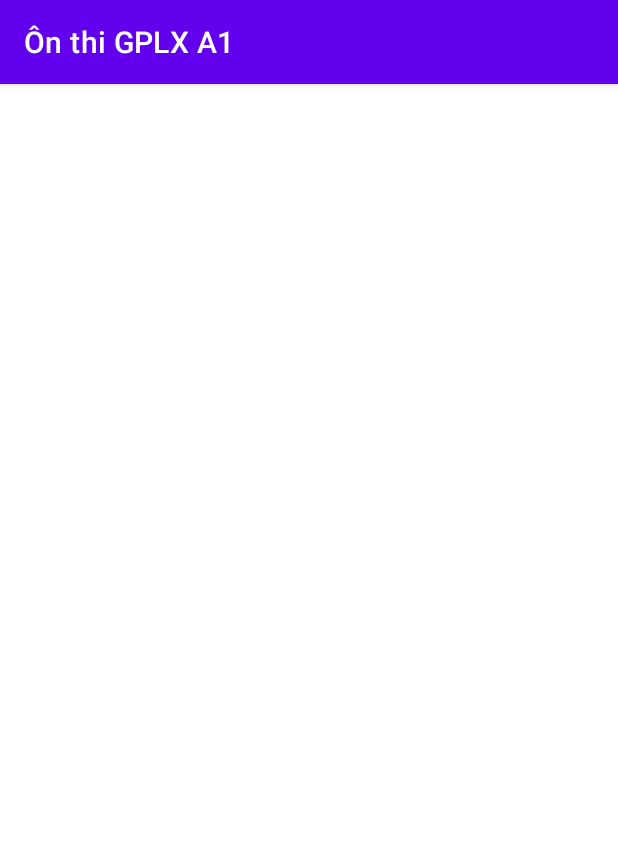
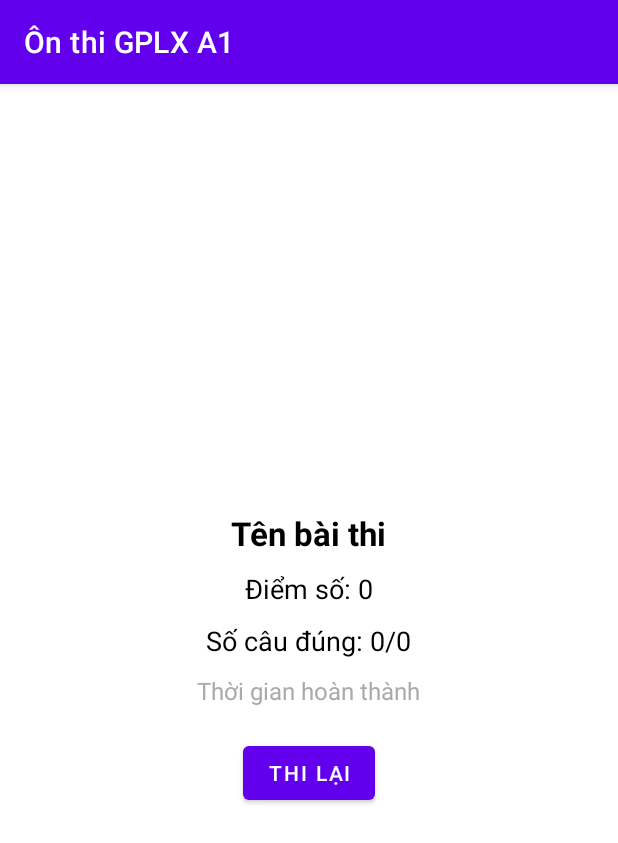
Before and after one commit to Chucky178/BTL_AndroidNC, an Android app: the ExamDetailActivity screen opened directly, with no data from a screen before it, after a tap on "KẾT THÚC", on a phone screen of 412 x 824 dp. Shown: the top 843 px of the screen. Run offline under Robolectric (Android 15) with nearby library versions, the phone set to English and light mode, and no system bars; our stand-ins replace Firebase (no records; nobody signed in at launch, a user with empty details on screens opened directly), Room's generated code.

Commit message:
thêm lưu kết quả bài thi vào database local

```diff
--- /dev/null
+++ b/app/src/main/java/com/example/btl1/Repostories/ResultRepository.java
@@ -0,0 +1,49 @@
+package com.example.btl1.Repostories;
+
+import android.app.Application;
+import android.os.AsyncTask;
+
+import androidx.lifecycle.LiveData;
+
+import com.example.btl1.database.AppDatabase;
+import com.example.btl1.database.dao.ResultDao;
+import com.example.btl1.database.entity.ResultEntity;
+
+import java.util.List;
+
+public class ResultRepository {
+    private ResultDao resultDao;
+    private LiveData<List<ResultEntity>> allResults;
+
+    public ResultRepository(Application application) {
+        AppDatabase database = AppDatabase.getInstance(application);
+        resultDao = database.resultDao();
+        allResults = resultDao.getAllResults();
+    }
+
+    public void insert(ResultEntity result) {
+        new InsertResultAsyncTask(resultDao).execute(result);
+    }
+
+    public LiveData<List<ResultEntity>> getAllResults() {
+        return allResults;
+    }
+
+    public LiveData<ResultEntity> getResultById(String resultId) {
+        return resultDao.getResultById(resultId);
+    }
+
+    private static class InsertResultAsyncTask extends AsyncTask<ResultEntity, Void, Void> {
+        private ResultDao resultDao;
+
+        private InsertResultAsyncTask(ResultDao resultDao) {
+            this.resultDao = resultDao;
+        }
+
+        @Override
+        protected Void doInBackground(ResultEntity... resultEntities) {
+            resultDao.insert(resultEntities[0]);
+            return null;
+        }
+    }
+}
--- a/app/src/main/java/com/example/btl1/activities/ExamDetailActivity.java
+++ b/app/src/main/java/com/example/btl1/activities/ExamDetailActivity.java
@@ -14,7 +14,9 @@ import androidx.appcompat.app.AppCompatActivity;
 import androidx.viewpager2.widget.ViewPager2;
 
 import com.example.btl1.R;
+import com.example.btl1.Repostories.ResultRepository;
 import com.example.btl1.adapters.QuestionPagerAdapter;
+import com.example.btl1.database.entity.ResultEntity;
 import com.example.btl1.models.Question;
 import com.example.btl1.models.Result;
 import com.example.btl1.models.ResultDetail;
@@ -134,15 +136,14 @@ public class ExamDetailActivity extends AppCompatActivity {
     }
     private void submitExam() {
         resultDetail = new ArrayList<>();
-    score = 0;
+        score = 0; // Đặt lại điểm số về 0
 
+        // Tính điểm và tạo chi tiết kết quả
         for (int i = 0; i < questionList.size(); i++) {
             Question q = questionList.get(i);
-        String dapAnChon = questionPagerAdapter.getUserAnswer(i); // ví dụ: "dap_an_2"
-        String dapAnDung = q.getDapAnDung(); // ví dụ: "dap_an_2"
-        Log.d("ExamDetailActivity", "Câu hỏi: " + q.getMaCauHoi());
-        Log.d("ExamDetailActivity", "Đáp án chọn: " + dapAnChon);
-        Log.d("ExamDetailActivity", "Đáp án đúng: " + dapAnDung);
+            String dapAnChon = questionPagerAdapter.getUserAnswer(i);
+            String dapAnDung = q.getDapAnDung();
+
             ResultDetail rd = new ResultDetail();
             rd.setMa_cau_hoi(q.getMaCauHoi());
             rd.setDap_an_chon(dapAnChon);
@@ -152,79 +153,97 @@ private void submitExam() {
                 rd.setTrang_thai("chua tra loi");
             } else if (dapAnChon.equals(dapAnDung)) {
                 rd.setTrang_thai("dung");
-            score++;
+                score++; // Tăng điểm chỉ một lần ở đây
             } else {
                 rd.setTrang_thai("sai");
             }
 
             resultDetail.add(rd);
-
-    }
-    countDownTimer.cancel();
-    luuKetQuaVaoFirebase();
-    ////        Intent intent = new Intent(ExamDetailActivity.this, ResultActivity.class);
-    ////        intent.putExtra("score", score);
-    ////        intent.putExtra("totalQuestions", questionList.size());
-    ////        intent.putExtra("maKetQua", "kq001"); // Gửi ma_ket_qua để ResultActivity truy vấn chi tiết
-    ////        startActivity(intent);
-    ////        finish();
         }
 
-    private void luuKetQuaVaoFirebase() {
-        FirebaseDatabase database = FirebaseDatabase.getInstance();
-        DatabaseReference reference = database.getReference("ket_qua_thi");
+        countDownTimer.cancel();
+        luuKetQuaThi();
+    }
 
-        // ✅ Tạo mã kết quả dựa trên thời gian hiện tại
+    private void saveResultToRoomDatabase(Result result, String examName) {
+        // Create a ResultEntity from the Result object
+        ResultEntity resultEntity = new ResultEntity(
+                result.getMa_ket_qua(),
+                result.getMa_de(),
+                examName,
+                result.getDiem_so(),
+                result.getTong_so_cau(),
+                System.currentTimeMillis(),
+                result.getThoi_gian_hoan_thanh(),
+                result.getTrang_thai()
+        );
+
+        // Create repository and save result
+        ResultRepository repository = new ResultRepository(getApplication());
+        repository.insert(resultEntity);
+    }
+
+    private void luuKetQuaThi() {
+        // Create result ID
         String maKetQua = "KQ_" + new SimpleDateFormat("yyyyMMdd_HHmmss", Locale.getDefault()).format(new Date());
 
-        // ✅ Tính thời gian làm bài (giả sử bạn có biến countDownTimeLeftMillis)
-        // Tính thời gian đã trôi qua (theo giây)
-        int thoiGianHoanThanhGiay = (int) ((19 * 60 * 1000 - timeLeftInMillis) / 1000); // Chuyển sang giây
+        // Calculate completion time in seconds
+        int thoiGianHoanThanhGiay = (int) ((19 * 60 * 1000 - timeLeftInMillis) / 1000);
 
-        // ✅ Tạo đối tượng Result
+        // Create Result object
         Result result = new Result();
         result.setMa_ket_qua(maKetQua);
-        result.setMa_de(maDe); // biến này nên được truyền khi bắt đầu bài thi
+        result.setMa_de(maDe);
         result.setDiem_so(score);
         result.setTong_so_cau(questionList.size());
         result.setThoi_gian_hoan_thanh(thoiGianHoanThanhGiay);
         result.setNgay_lam(new SimpleDateFormat("yyyy-MM-dd'T'HH:mm:ss'Z'", Locale.getDefault()).format(new Date()));
         result.setTrang_thai(score >= 25 ? "đạt" : "không đạt");
 
-        // ✅ Lưu chi tiết câu hỏi
+        // Set result details
         Map<String, ResultDetail> chiTietCauHoi = new HashMap<>();
-        for (int i = 0; i < questionList.size(); i++) {
-            Question q = questionList.get(i);
-            String dapAnChon = questionPagerAdapter.getUserAnswer(i);
-            String dapAnDung = q.getDapAnDung();
-            ResultDetail resultDetail = new ResultDetail();
-            resultDetail.setMa_cau_hoi(q.getMaCauHoi());
-            resultDetail.setDap_an_chon(dapAnChon);
-            resultDetail.setDap_an_dung(dapAnDung);
+        for (ResultDetail detail : resultDetail) {
+            chiTietCauHoi.put(detail.getMa_cau_hoi(), detail);
+        }
+        result.setChi_tiet_cau_hoi(chiTietCauHoi);
 
-            if (dapAnChon == null) {
-                resultDetail.setTrang_thai("chua tra loi");
-            } else if (dapAnChon.equals(dapAnDung)) { // So sánh mã đáp án đúng
-                resultDetail.setTrang_thai("dung");
-                score++; // Cộng điểm nếu đúng
-            } else {
-                resultDetail.setTrang_thai("sai");
+        // Get exam name to save to Room database
+        DatabaseReference examRef = FirebaseDatabase.getInstance().getReference("de_thi").child(maDe);
+        examRef.addListenerForSingleValueEvent(new ValueEventListener() {
+            @Override
+            public void onDataChange(@NonNull DataSnapshot snapshot) {
+                String examName = "Bài thi";
+                if (snapshot.exists() && snapshot.child("ten_de").exists()) {
+                    examName = snapshot.child("ten_de").getValue(String.class);
                 }
 
-            chiTietCauHoi.put(q.getMaCauHoi(), resultDetail);
+                // Save to Room database only
+                saveResultToRoomDatabase(result, examName);
+
+                Toast.makeText(ExamDetailActivity.this, "Đã lưu kết quả bài thi vào cơ sở dữ liệu local!", Toast.LENGTH_SHORT).show();
+
+                Intent intent = new Intent(ExamDetailActivity.this, ResultActivity.class);
+                intent.putExtra("ma_ket_qua", maKetQua);
+                intent.putExtra("score", score);
+                intent.putExtra("totalQuestions", questionList.size());
+                startActivity(intent);
+                finish();
             }
 
-        result.setChi_tiet_cau_hoi(chiTietCauHoi);
+            @Override
+            public void onCancelled(@NonNull DatabaseError error) {
+                // If we can't get the exam name, save with default name
+                saveResultToRoomDatabase(result, "Bài thi");
 
-        // ✅ Lưu vào Firebase
-        reference.child(maKetQua).setValue(result)
-                .addOnSuccessListener(unused -> {
-                    Toast.makeText(ExamDetailActivity.this, "Đã lưu kết quả bài thi!", Toast.LENGTH_SHORT).show();
-                    Intent intent = new Intent(ExamDetailActivity.this, ExamActivity.class);
+                Toast.makeText(ExamDetailActivity.this, "Đã lưu kết quả bài thi vào cơ sở dữ liệu local!", Toast.LENGTH_SHORT).show();
+
+                Intent intent = new Intent(ExamDetailActivity.this, ResultActivity.class);
+                intent.putExtra("ma_ket_qua", maKetQua);
+                intent.putExtra("score", score);
+                intent.putExtra("totalQuestions", questionList.size());
                 startActivity(intent);
-                })
-                .addOnFailureListener(e -> {
-                    Toast.makeText(ExamDetailActivity.this, "Lỗi khi lưu kết quả: " + e.getMessage(), Toast.LENGTH_LONG).show();
+                finish();
+            }
         });
     }
 
--- a/app/src/main/java/com/example/btl1/activities/ResultActivity.java
+++ b/app/src/main/java/com/example/btl1/activities/ResultActivity.java
@@ -1,44 +1,111 @@
 package com.example.btl1.activities;
 
+import android.content.Intent;
 import android.os.Bundle;
+import android.util.Log;
+import android.widget.Button;
 import android.widget.TextView;
+import android.widget.Toast;
 
+import androidx.annotation.NonNull;
 import androidx.appcompat.app.AppCompatActivity;
-import androidx.recyclerview.widget.LinearLayoutManager;
-import androidx.recyclerview.widget.RecyclerView;
 
 import com.example.btl1.R;
-import com.example.btl1.adapters.ResultDetailAdapter;
-import com.example.btl1.models.ResultDetail;
+import com.example.btl1.models.Result;
+import com.google.firebase.database.DataSnapshot;
+import com.google.firebase.database.DatabaseError;
+import com.google.firebase.database.DatabaseReference;
+import com.google.firebase.database.FirebaseDatabase;
+import com.google.firebase.database.ValueEventListener;
 
-import java.util.ArrayList;
-import java.util.List;
+import java.text.SimpleDateFormat;
+import java.util.Date;
+import java.util.Locale;
 
 public class ResultActivity extends AppCompatActivity {
-    private TextView scoreTextView;
-    private RecyclerView recyclerView;
-    private ResultDetailAdapter adapter;
-    private List<ResultDetail> chiTietList;
+    private TextView tvExamName, tvScore, tvCorrectAnswers, tvTime;
+    private Button btnRetry;
 
     @Override
     protected void onCreate(Bundle savedInstanceState) {
         super.onCreate(savedInstanceState);
         setContentView(R.layout.activity_result);
 
-        scoreTextView = findViewById(R.id.tvScore);
-        //recyclerView = findViewById(R.id.recyclerViewResultDetails);
-        recyclerView.setLayoutManager(new LinearLayoutManager(this));
+        // Khởi tạo các view
+        tvExamName = findViewById(R.id.tvExamName);
+        tvScore = findViewById(R.id.tvScore);
+        tvCorrectAnswers = findViewById(R.id.tvCorrectAnswers);
+        tvTime = findViewById(R.id.tvTime);
+        btnRetry = findViewById(R.id.btnRetry);
 
-        int score = getIntent().getIntExtra("score", 0);
-        int totalQuestions = getIntent().getIntExtra("totalQuestions", 0);
-        scoreTextView.setText(String.format("Điểm: %d/%d", score, totalQuestions));
+        // Lấy dữ liệu từ Intent
+        Intent intent = getIntent();
+        int score = intent.getIntExtra("score", 0);
+        int totalQuestions = intent.getIntExtra("totalQuestions", 0);
+        String maKetQua = intent.getStringExtra("ma_ket_qua");
 
-        // Giả sử bạn gửi chi tiết kết quả qua Intent (có thể lấy từ Firebase nếu cần)
-        // Ở đây, tôi giả định chi tiết đã được lưu và có thể truy xuất từ bảng ket_qua_thi
-        chiTietList = new ArrayList<>();
-        // Để lấy chi tiết, bạn có thể truy vấn Firebase dựa trên ma_ket_qua (cần gửi qua Intent)
+        // Hiển thị dữ liệu cơ bản
+        tvScore.setText(String.format("Điểm số: %d", score));
+        tvCorrectAnswers.setText(String.format("Số câu đúng: %d/%d", score, totalQuestions));
 
-        adapter = new ResultDetailAdapter(chiTietList);
-        recyclerView.setAdapter(adapter);
+        // Lấy thêm thông tin chi tiết từ Firebase
+        if (maKetQua != null) {
+            loadResultDetails(maKetQua);
+        }
+
+        // Xử lý nút "Thi lại"
+        btnRetry.setOnClickListener(v -> {
+            Intent examIntent = new Intent(ResultActivity.this, ExamActivity.class);
+            startActivity(examIntent);
+            finish();
+        });
+    }
+
+    private void loadResultDetails(String maKetQua) {
+        DatabaseReference reference = FirebaseDatabase.getInstance().getReference("ket_qua_thi").child(maKetQua);
+        reference.addListenerForSingleValueEvent(new ValueEventListener() {
+            @Override
+            public void onDataChange(@NonNull DataSnapshot snapshot) {
+                if (snapshot.exists()) {
+                    Result result = snapshot.getValue(Result.class);
+                    if (result != null) {
+                        // Lấy tên đề thi từ mã đề
+                        loadExamName(result.getMa_de());
+
+                        // Hiển thị thời gian hoàn thành
+                        int seconds = result.getThoi_gian_hoan_thanh();
+                        int minutes = seconds / 60;
+                        int remainingSeconds = seconds % 60;
+                        tvTime.setText(String.format("Thời gian hoàn thành: %d phút %d giây", minutes, remainingSeconds));
+                    }
+                }
+            }
+
+            @Override
+            public void onCancelled(@NonNull DatabaseError error) {
+                Toast.makeText(ResultActivity.this, "Lỗi khi tải dữ liệu: " + error.getMessage(), Toast.LENGTH_SHORT).show();
+            }
+        });
+    }
+
+    private void loadExamName(String maDe) {
+        DatabaseReference examRef = FirebaseDatabase.getInstance().getReference("de_thi").child(maDe);
+        examRef.addListenerForSingleValueEvent(new ValueEventListener() {
+            @Override
+            public void onDataChange(@NonNull DataSnapshot snapshot) {
+                if (snapshot.exists() && snapshot.child("ten_de").exists()) {
+                    String tenDe = snapshot.child("ten_de").getValue(String.class);
+                    tvExamName.setText(tenDe != null ? tenDe : "Bài thi");
+                } else {
+                    tvExamName.setText("Bài thi");
+                }
+            }
+
+            @Override
+            public void onCancelled(@NonNull DatabaseError error) {
+                Log.e("ResultActivity", "Error loading exam name", error.toException());
+                tvExamName.setText("Bài thi");
+            }
+        });
     }
 }
--- /dev/null
+++ b/app/src/main/java/com/example/btl1/database/AppDatabase.java
@@ -0,0 +1,28 @@
+package com.example.btl1.database;
+
+import android.content.Context;
+
+import androidx.room.Database;
+import androidx.room.Room;
+import androidx.room.RoomDatabase;
+
+import com.example.btl1.database.dao.ResultDao;
+import com.example.btl1.database.entity.ResultEntity;
+
+@Database(entities = {ResultEntity.class}, version = 1, exportSchema = false)
+public abstract class AppDatabase extends RoomDatabase {
+    private static AppDatabase instance;
+    public abstract ResultDao resultDao();
+
+    public static synchronized AppDatabase getInstance(Context context) {
+        if (instance == null) {
+            instance = Room.databaseBuilder(
+                            context.getApplicationContext(),
+                            AppDatabase.class,
+                            "exam_database")
+                    .fallbackToDestructiveMigration()
+                    .build();
+        }
+        return instance;
+    }
+}
--- /dev/null
+++ b/app/src/main/java/com/example/btl1/database/dao/ResultDao.java
@@ -0,0 +1,26 @@
+package com.example.btl1.database.dao;
+
+import androidx.lifecycle.LiveData;
+import androidx.room.Dao;
+import androidx.room.Insert;
+import androidx.room.OnConflictStrategy;
+import androidx.room.Query;
+
+import com.example.btl1.database.entity.ResultEntity;
+
+import java.util.List;
+
+@Dao
+public interface ResultDao {
+    @Insert(onConflict = OnConflictStrategy.REPLACE)
+    void insert(ResultEntity result);
+
+    @Query("SELECT * FROM results ORDER BY timestamp DESC")
+    LiveData<List<ResultEntity>> getAllResults();
+
+    @Query("SELECT * FROM results WHERE id = :resultId")
+    LiveData<ResultEntity> getResultById(String resultId);
+
+    @Query("DELETE FROM results WHERE id = :resultId")
+    void deleteResult(String resultId);
+}
--- /dev/null
+++ b/app/src/main/java/com/example/btl1/database/entity/ResultEntity.java
@@ -0,0 +1,64 @@
+package com.example.btl1.database.entity;
+
+import androidx.annotation.NonNull;
+import androidx.room.Entity;
+import androidx.room.PrimaryKey;
+
+@Entity(tableName = "results")
+public class ResultEntity {
+    @PrimaryKey
+    @NonNull
+    private String id;
+    private String examId;
+    private String examName;
+    private int score;
+    private int totalQuestions;
+    private long timestamp;
+    private int timeCompleted;
+    private String status;
+
+    public ResultEntity(@NonNull String id, String examId, String examName, int score,
+                        int totalQuestions, long timestamp, int timeCompleted, String status) {
+        this.id = id;
+        this.examId = examId;
+        this.examName = examName;
+        this.score = score;
+        this.totalQuestions = totalQuestions;
+        this.timestamp = timestamp;
+        this.timeCompleted = timeCompleted;
+        this.status = status;
+    }
+
+    @NonNull
+    public String getId() {
+        return id;
+    }
+
+    public String getExamId() {
+        return examId;
+    }
+
+    public String getExamName() {
+        return examName;
+    }
+
+    public int getScore() {
+        return score;
+    }
+
+    public int getTotalQuestions() {
+        return totalQuestions;
+    }
+
+    public long getTimestamp() {
+        return timestamp;
+    }
+
+    public int getTimeCompleted() {
+        return timeCompleted;
+    }
+
+    public String getStatus() {
+        return status;
+    }
+}
```
Also changed, not shown: app/build.gradle.kts (+8 -0 lines), 1 other file. Lines whose indentation alone changed are shown as unchanged.
